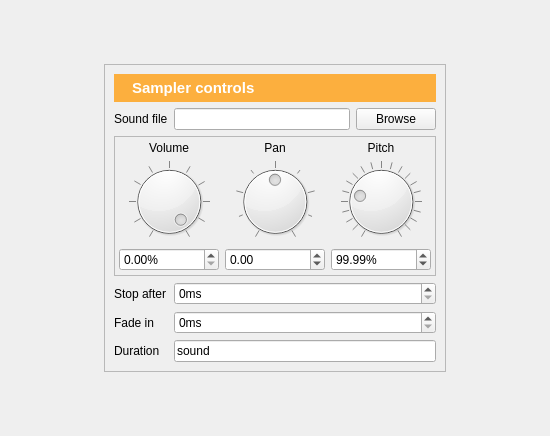
This is resources/ui/widgets/sampler_widget.ui in open-cogsci/OpenSesame as Qt 5 draws it before an edit. The edited form follows.
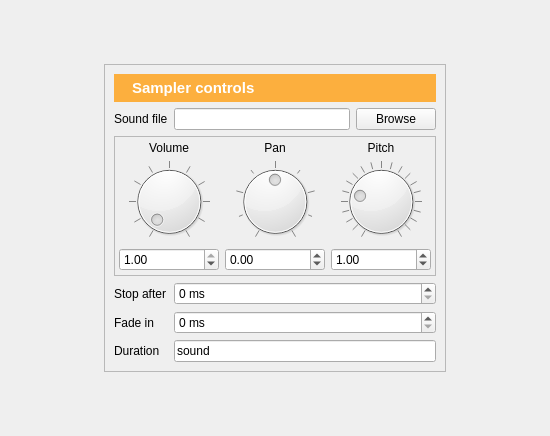
This is the edited form. Icons and pictures are not drawn.

Patch:
```diff
--- a/resources/ui/widgets/sampler_widget.ui
+++ b/resources/ui/widgets/sampler_widget.ui
@@ -103,7 +103,7 @@
             <number>100</number>
            </property>
            <property name="value">
-            <number>99</number>
+            <number>1</number>
            </property>
            <property name="notchTarget">
             <double>10.000000000000000</double>
@@ -119,13 +119,16 @@
             <string>Set the volume of the sound</string>
            </property>
            <property name="suffix">
-            <string>%</string>
+            <string/>
            </property>
            <property name="maximum">
-            <double>100.000000000000000</double>
+            <double>1.000000000000000</double>
            </property>
            <property name="singleStep">
-            <double>100.000000000000000</double>
+            <double>0.100000000000000</double>
+           </property>
+           <property name="value">
+            <double>1.000000000000000</double>
            </property>
           </widget>
          </item>
@@ -209,13 +212,16 @@
             <string>Set the relative pitch of the sound (100% = original)</string>
            </property>
            <property name="suffix">
-            <string>%</string>
+            <string/>
            </property>
            <property name="maximum">
-            <double>10000.000000000000000</double>
+            <double>100.000000000000000</double>
+           </property>
+           <property name="singleStep">
+            <double>0.100000000000000</double>
            </property>
            <property name="value">
-            <double>99.989999999999995</double>
+            <double>1.000000000000000</double>
            </property>
           </widget>
          </item>
@@ -235,7 +241,7 @@
          <string>Force playback to stop after a specified duration. 0ms corresponds to a full playback.</string>
         </property>
         <property name="suffix">
-         <string>ms</string>
+         <string> ms</string>
         </property>
         <property name="maximum">
          <number>100000000</number>
@@ -248,7 +254,7 @@
          <string>The fade-in time of the sound.</string>
         </property>
         <property name="suffix">
-         <string>ms</string>
+         <string> ms</string>
         </property>
         <property name="maximum">
          <number>10000000</number>
```
Left out of the diff: 2 changed lines with no effect on the pictures.
